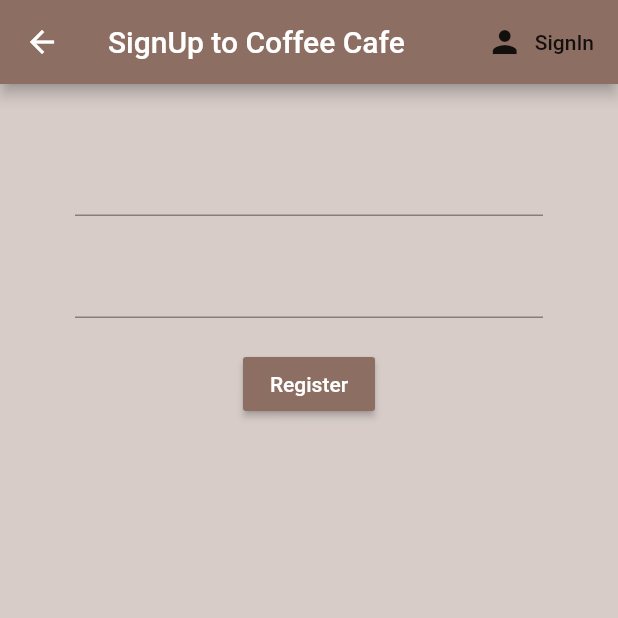
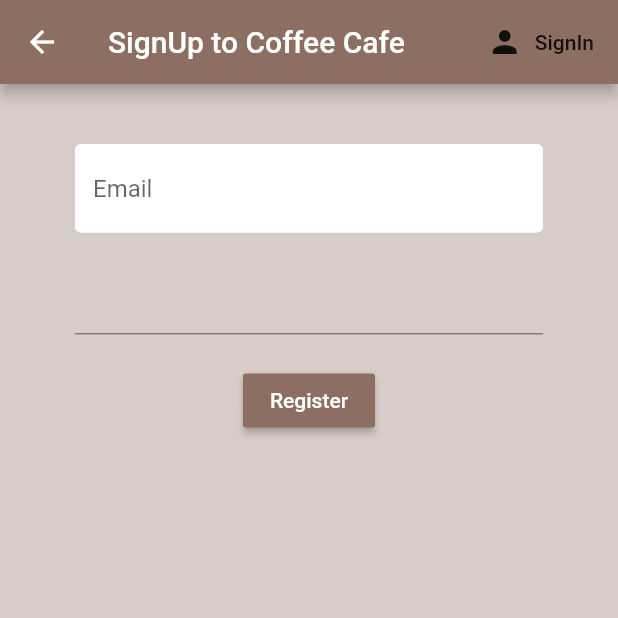
Before and after one commit to amitsaini4556/coffee_team, a Flutter app: the Register screen opened directly, on a phone screen of 412 x 824 dp, the top half of it. Run offline on Flutter 3.47's test engine with Material 2 defaults, Android fonts, the phone set to English and light mode, and no system bars; our stand-ins replace firebase_auth; accounts and stored records are empty.

Commit message:
text decoration for input box in register form.

```diff
--- a/lib/screens/authenticate/register.dart
+++ b/lib/screens/authenticate/register.dart
@@ -40,6 +40,17 @@ class _RegisterState extends State<Register> {
             children: <Widget>[
               SizedBox(height: 20.0,),
               TextFormField(
+                decoration: InputDecoration(
+                  hintText: 'Email',
+                  fillColor: Colors.white,
+                  filled: true,
+                  enabledBorder: OutlineInputBorder(
+                    borderSide: BorderSide(color: Colors.white,width: 2.0)
+                  ),
+                  focusedBorder: OutlineInputBorder(
+                    borderSide: BorderSide(color: Colors.brown[400],width: 2.0)
+                  )
+                  ),
                 validator: (val) => val.isEmpty ? 'Enter an email' : null,
                 onChanged: (val){
                   setState(() => email = val);
```
